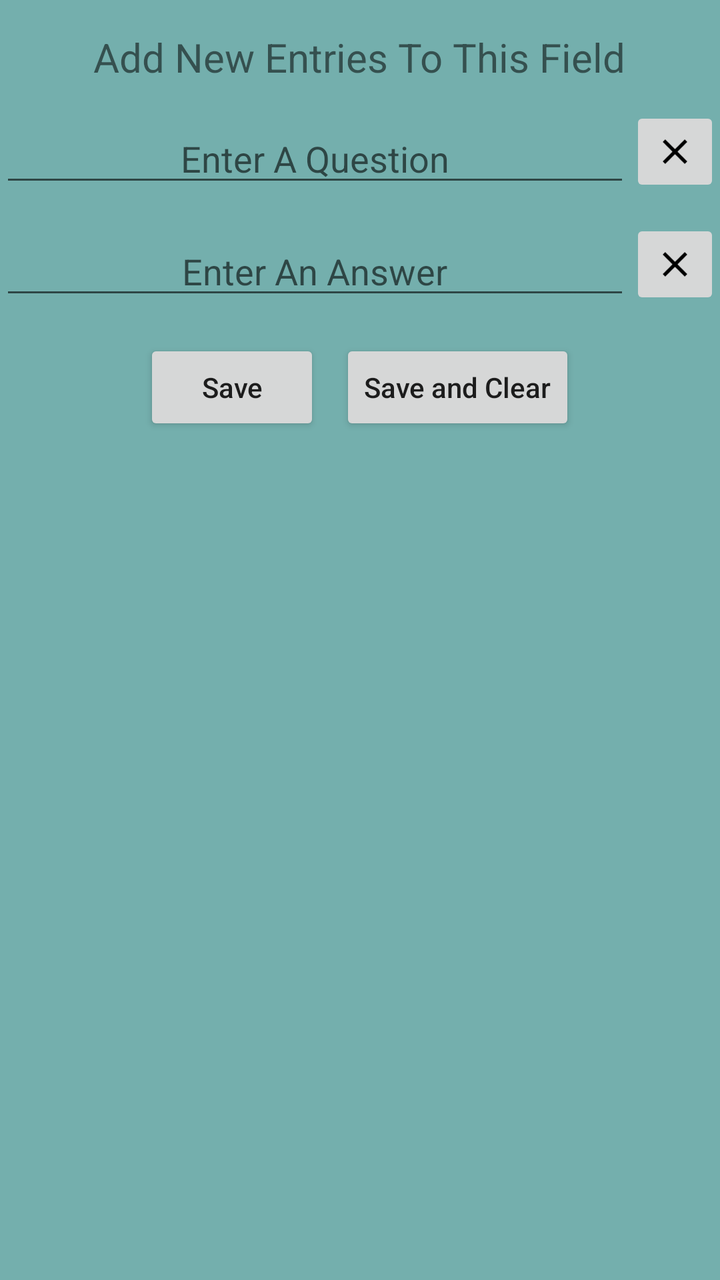
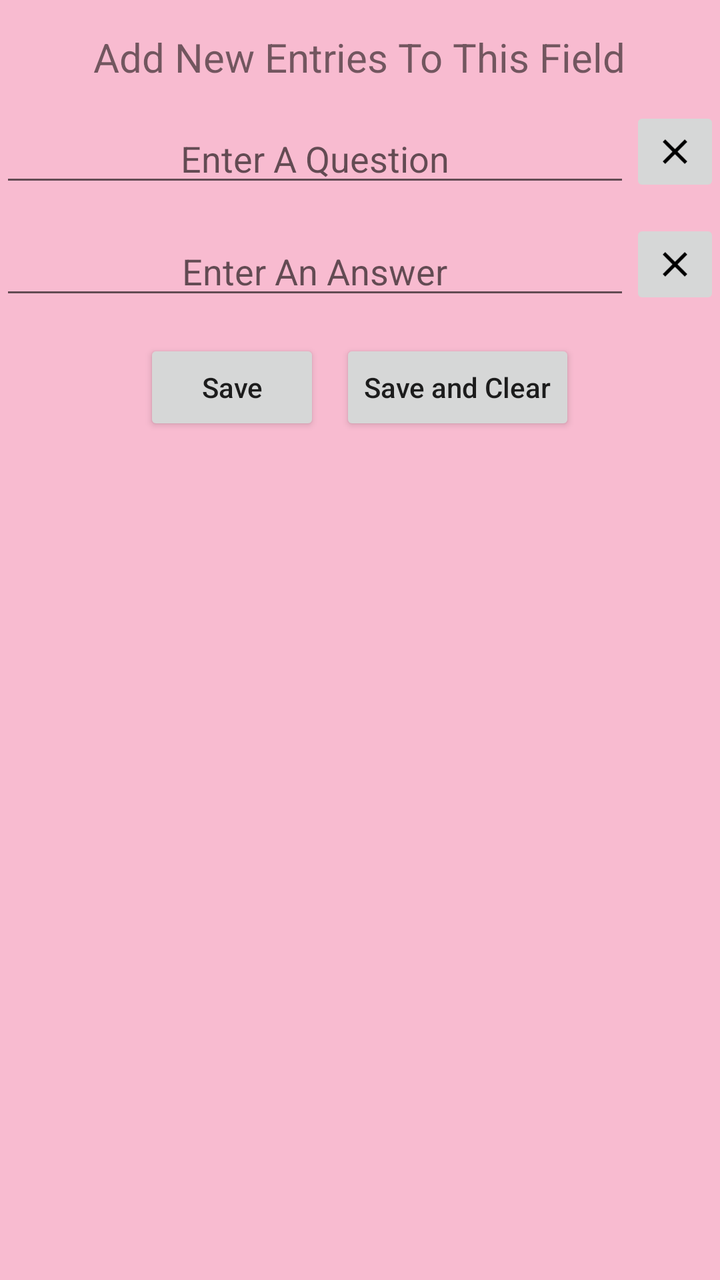

An Android layout rendered at two revisions. The XML below is the earlier revision; the diff shows what the commit changed to produce the second picture.
<!-- AndroidManifest.xml: application theme AppTheme -->
<!-- res/layout/add_entry_fragment.xml -->
<?xml version="1.0" encoding="utf-8"?>
<LinearLayout xmlns:android="http://schemas.android.com/apk/res/android"
    android:orientation="vertical" android:layout_width="match_parent"
    android:layout_height="match_parent"
    android:background="#74AFAD"
    android:id="@+id/main_layout">
    <ScrollView
        android:layout_width="match_parent"
        android:layout_height="match_parent"
        android:layout_weight="1">

        <LinearLayout
            android:layout_width="match_parent"
            android:layout_height="wrap_content"
            android:orientation="vertical">

            <TextView
                android:layout_width="wrap_content"
                android:layout_height="wrap_content"
                android:layout_gravity="center"
                android:layout_marginTop="15dp"
                android:text="@string/add_new_entryies"
                android:textSize="20sp" />

            <LinearLayout
                android:layout_width="match_parent"
                android:layout_height="wrap_content"
                android:orientation="horizontal">

                <EditText
                    android:id="@+id/enter_question"
                    android:layout_width="wrap_content"
                    android:layout_height="wrap_content"
                    android:layout_marginTop="15dp"
                    android:layout_weight="1"
                    android:gravity="center"
                    android:hint="@string/enter_a_question"
                    android:imeOptions="flagNoExtractUi"/>

                <ImageButton
                    android:id="@+id/clear_question"
                    android:layout_width="45dp"
                    android:layout_height="45dp"
                    android:layout_gravity="bottom"
                    android:layout_weight="0"
                    android:scaleType="centerInside"
                    android:src="@drawable/ic_clear_black_24dp" />
            </LinearLayout>

            <LinearLayout
                android:layout_width="match_parent"
                android:layout_height="wrap_content"
                android:orientation="horizontal">

                <EditText
                    android:id="@+id/enter_answer"
                    android:layout_width="wrap_content"
                    android:layout_height="wrap_content"
                    android:layout_marginTop="15dp"
                    android:layout_weight="1"
                    android:gravity="center"
                    android:hint="@string/enter_an_answer"
                    android:imeOptions="flagNoExtractUi"/>

                <ImageButton
                    android:id="@+id/clear_answer"
                    android:layout_width="45dp"
                    android:layout_height="45dp"
                    android:layout_weight="0"
                    android:layout_gravity="bottom"
                    android:scaleType="centerInside"
                    android:src="@drawable/ic_clear_black_24dp" />
            </LinearLayout>

            <LinearLayout
                android:layout_width="wrap_content"
                android:layout_height="wrap_content"
                android:layout_gravity="center"
                android:layout_marginTop="15dp"
                android:orientation="horizontal">

                <Button
                    android:id="@+id/save_entry"
                    android:layout_width="wrap_content"
                    android:layout_height="wrap_content"
                    android:layout_marginRight="10dp"
                    android:text="@string/save"
                    android:textAllCaps="false" />

                <Button
                    android:id="@+id/save_entry_and_clear_fields"
                    android:layout_width="wrap_content"
                    android:layout_height="wrap_content"
                    android:text="@string/save_and_clear"
                    android:textAllCaps="false" />

            </LinearLayout>
            <LinearLayout
                android:id="@+id/show_entries_button_container"
                android:layout_width="wrap_content"
                android:layout_height="wrap_content"
                android:orientation="horizontal"
                android:gravity="center"
                android:layout_gravity="center"/>
            

        </LinearLayout>
    </ScrollView>

</LinearLayout>
<!-- resources referenced by this layout -->
<resources>
  <!-- drawable ic_clear_black_24dp: png bitmap (drawable, 164 bytes) -->
  <string name="add_new_entryies">Add New Entries To This Field</string>
  <string name="enter_a_question">Enter A Question</string>
  <string name="enter_an_answer">Enter An Answer</string>
  <string name="save">Save</string>
  <string name="save_and_clear">Save and Clear</string>
  <style name="AppTheme" parent="MyTheme.Base">
      </style>
  <style name="MyTheme.Base" parent="Theme.AppCompat.Light.DarkActionBar">
          <item name="windowNoTitle">true</item>
          <item name="windowActionBar">false</item>
          <item name="colorPrimary">#2196F3</item>
          <item name="colorPrimaryDark">#1976D2</item>
          <item name="colorAccent">#FF4081</item>
      </style>
</resources>

<!-- the commit's change to res/layout/add_entry_fragment.xml (unified diff, before → after) -->
@@ -2,7 +2,7 @@
 <LinearLayout xmlns:android="http://schemas.android.com/apk/res/android"
     android:orientation="vertical" android:layout_width="match_parent"
     android:layout_height="match_parent"
-    android:background="#74AFAD"
+    android:background="#F8BBD0"
     android:id="@+id/main_layout">
     <ScrollView
         android:layout_width="match_parent"
<!-- resource entries referenced after the edit -->
@@ -11,9 +11,10 @@
   <style name="MyTheme.Base" parent="Theme.AppCompat.Light.DarkActionBar">
           <item name="windowNoTitle">true</item>
           <item name="windowActionBar">false</item>
-          <item name="colorPrimary">#2196F3</item>
+          <item name="colorPrimary">#EC407A</item>
           <item name="colorPrimaryDark">#1976D2</item>
-          <item name="colorAccent">#FF4081</item>
+          <item name="colorAccent">#EA80FC</item>
+  
       </style>
 </resources>
 
